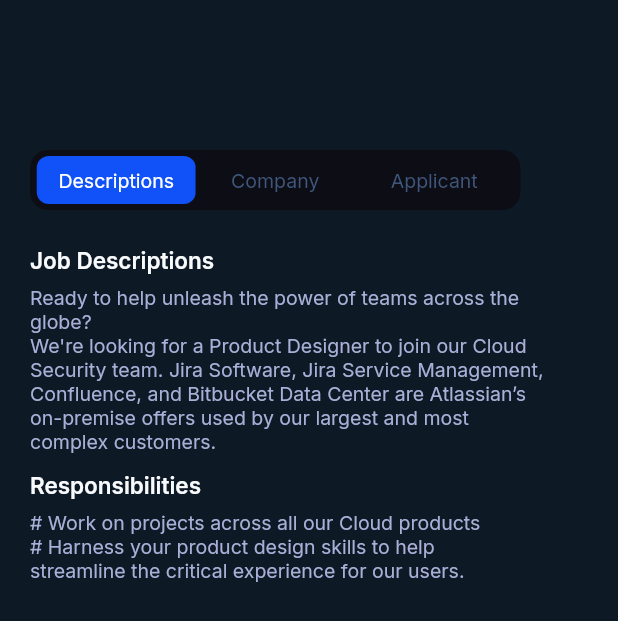
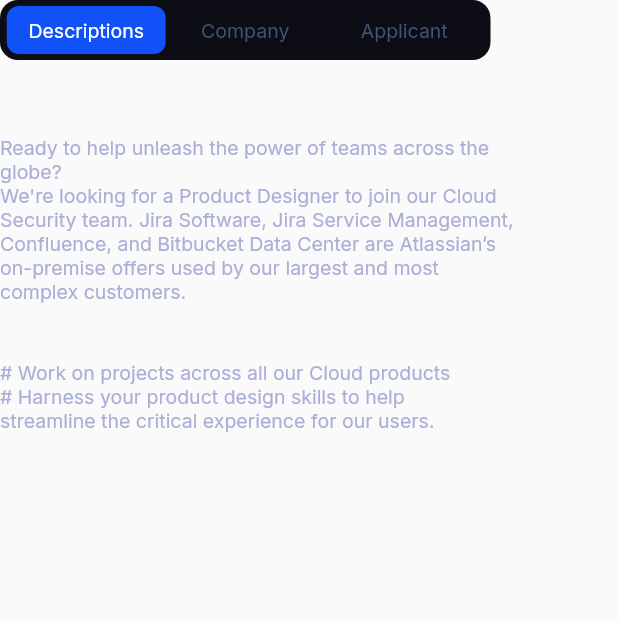
Before and after one commit to BerkayKaranfil/job_portal_example, a Flutter app: the FirstPageMainBoxWidget widget shown alone on an empty page, opened directly, on a phone screen of 412 x 824 dp. Shown: the top 621 px of the screen. Run offline on Flutter 3.47's test engine with Material 2 defaults, Android fonts, the phone set to English and light mode, and no system bars; our stand-ins replace flutter_svg, google_fonts, responsive_sizer.

Commit message:
firstpage_mainbox düzenlendi.

```diff
--- a/lib/FirstPageWidgets/firstpage_mainbox.dart
+++ b/lib/FirstPageWidgets/firstpage_mainbox.dart
@@ -2,6 +2,8 @@
 import 'package:flutter/src/widgets/container.dart';
 import 'package:flutter/src/widgets/framework.dart';
 import 'package:google_fonts/google_fonts.dart';
+import 'package:job_portal_example/items.dart';
+import 'package:provider/provider.dart';
 
 class FirstPageMainBoxWidget extends StatefulWidget {
   const FirstPageMainBoxWidget({super.key});
@@ -14,16 +16,8 @@
   int mainIndex = 0;
   @override
   Widget build(BuildContext context) {
-    return Scaffold(
-      backgroundColor: Color(0xff0E1926),
-      body: Padding(
-        padding: EdgeInsets.only(right: 20, left: 20),
-        child: Column(
-          children: [
-            SizedBox(
-              height: 100,
-            ),
-            Column(
+    return Consumer(builder: ((context, items items, Widget) {
+      return Column(
             crossAxisAlignment: CrossAxisAlignment.start,
             children: [
               Container(
@@ -159,10 +153,10 @@
                     GoogleFonts.inter(fontSize: 13, color: Color(0xffAAAFD7)),
               ),
             ],
-            )
-          ],
-        ),
-      ),
           );
+    }));
+
+
+
   }
 }
```
Lines whose indentation alone changed are shown as unchanged.
